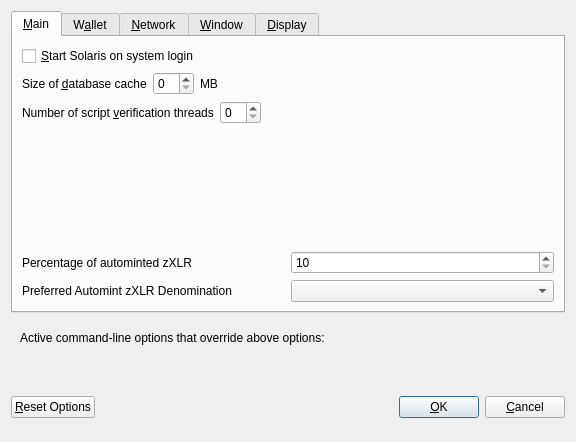
Above: src/qt/forms/optionsdialog.ui from VsyncDEV/Vsync before the change. Below: the same form after it.
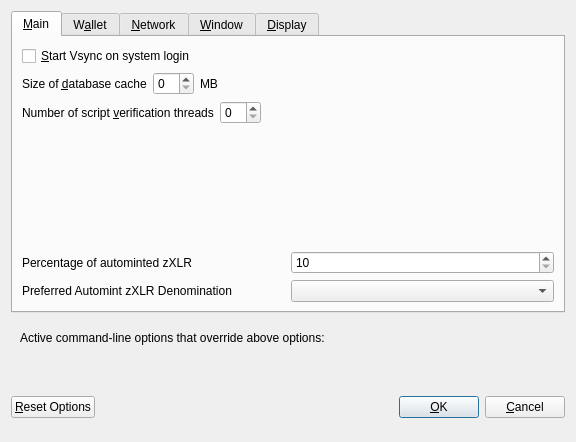
That is the form after the change. Custom widgets are drawn as their Qt base class.

Diff of the .ui file:
```diff
--- a/src/qt/forms/optionsdialog.ui
+++ b/src/qt/forms/optionsdialog.ui
@@ -33,7 +33,7 @@
           <string>Automatically start Solaris after logging in to the system.</string>
          </property>
          <property name="text">
-          <string>&amp;Start Solaris on system login</string>
+          <string>&amp;Start Vsync on system login</string>
          </property>
         </widget>
        </item>
```
Left out of the diff: 10 changed lines with no effect on the pictures.
